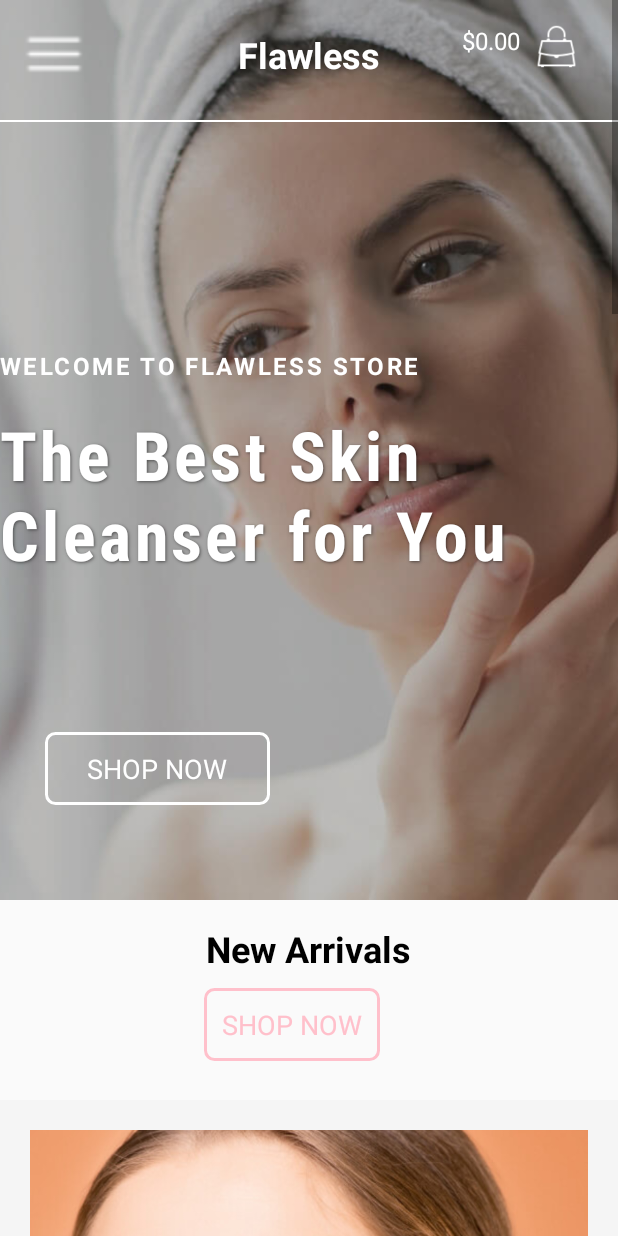
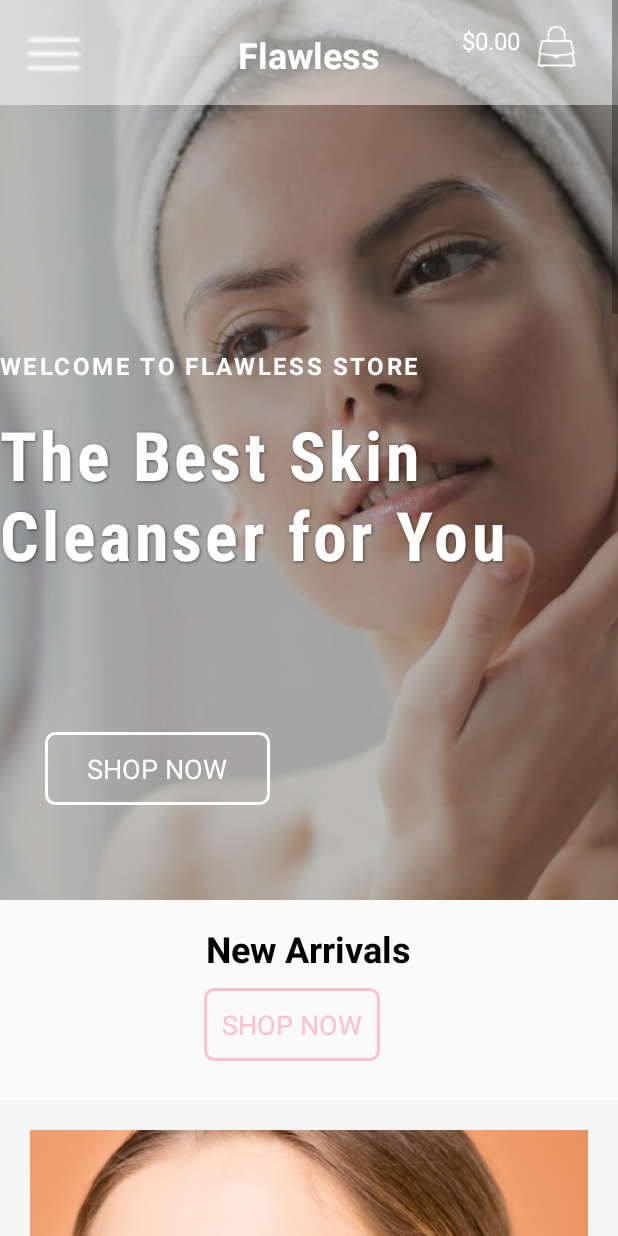
Before and after one commit to supekarsuraj/Book-My-Parking, an Android app built with Jetpack Compose: the layout home_page.xml on its own in the app's theme, with its tools: preview values and no code run, on a phone screen of 412 x 824 dp. Run offline under Robolectric (Android 15) with nearby library versions, the phone set to English and light mode, and no system bars.

Commit message:
layout2
layout2

```diff
--- a/app/src/main/res/layout/home_page.xml
+++ b/app/src/main/res/layout/home_page.xml
@@ -1,4 +1,6 @@
-<ScrollView xmlns:android="http://schemas.android.com/apk/res/android"
+<ScrollView
+    android:id="@+id/mainScrollView"
+    xmlns:android="http://schemas.android.com/apk/res/android"
     android:layout_width="match_parent"
     android:layout_height="match_parent"
     android:fillViewport="true">
@@ -88,12 +90,11 @@
                 android:layout_marginTop="20dp" />
 
             <View
-                android:layout_width="wrap_content"
-                android:layout_height="1dp"
-                android:background="@android:color/white"
-                android:layout_centerHorizontal="true"
-                android:layout_marginTop="80dp"
-                android:id="@+id/horizontalLine"/>
+                android:id="@+id/whiteOverlay"
+                android:layout_width="match_parent"
+                android:layout_height="70dp"
+                android:background="#80FFFFFF"
+                android:layout_alignParentTop="true" />
 
             <TextView
                 android:id="@+id/subtitle"
```
Also changed, not shown: app/src/main/java/com/example/bookmyparking/Home/homePage.kt (+41 -0 lines).
